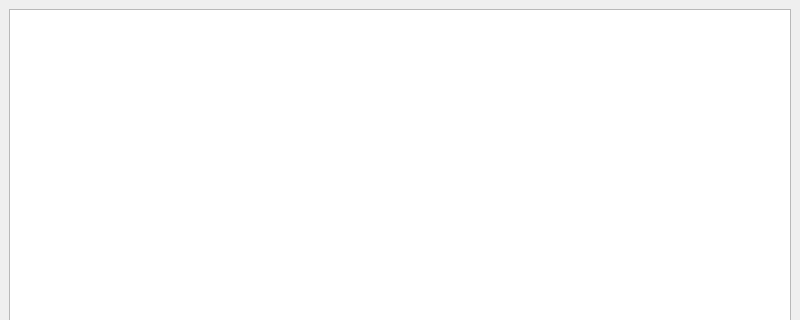
Above: mainwindow.ui from mattclarke/attendance_tracker before the change; both pictures show x 0 to 800 and y 0 to 320 of the 800 by 600 pixel window. Below: the same form after it.
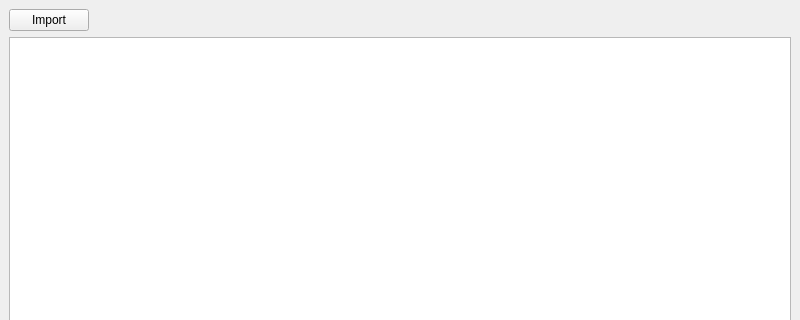
That is the form after the change.

Commit message: moved window into a class and added a button

```diff
--- a/mainwindow.ui
+++ b/mainwindow.ui
@@ -14,9 +14,33 @@
    <string>MainWindow</string>
   </property>
   <widget class="QWidget" name="centralwidget">
-   <layout class="QGridLayout" name="gridLayout">
-    <item row="0" column="0">
+   <layout class="QVBoxLayout" name="verticalLayout_2">
+    <item>
      <layout class="QHBoxLayout" name="horizontalLayout">
+      <item>
+       <widget class="QPushButton" name="btn_import">
+        <property name="text">
+         <string>Import</string>
+        </property>
+       </widget>
+      </item>
+      <item>
+       <spacer name="horizontalSpacer">
+        <property name="orientation">
+         <enum>Qt::Horizontal</enum>
+        </property>
+        <property name="sizeHint" stdset="0">
+         <size>
+          <width>40</width>
+          <height>20</height>
+         </size>
+        </property>
+       </spacer>
+      </item>
+     </layout>
+    </item>
+    <item>
+     <layout class="QVBoxLayout" name="verticalLayout">
       <item>
        <widget class="QTableView" name="table_members"/>
       </item>
```
The commit also changes 1 other file.
